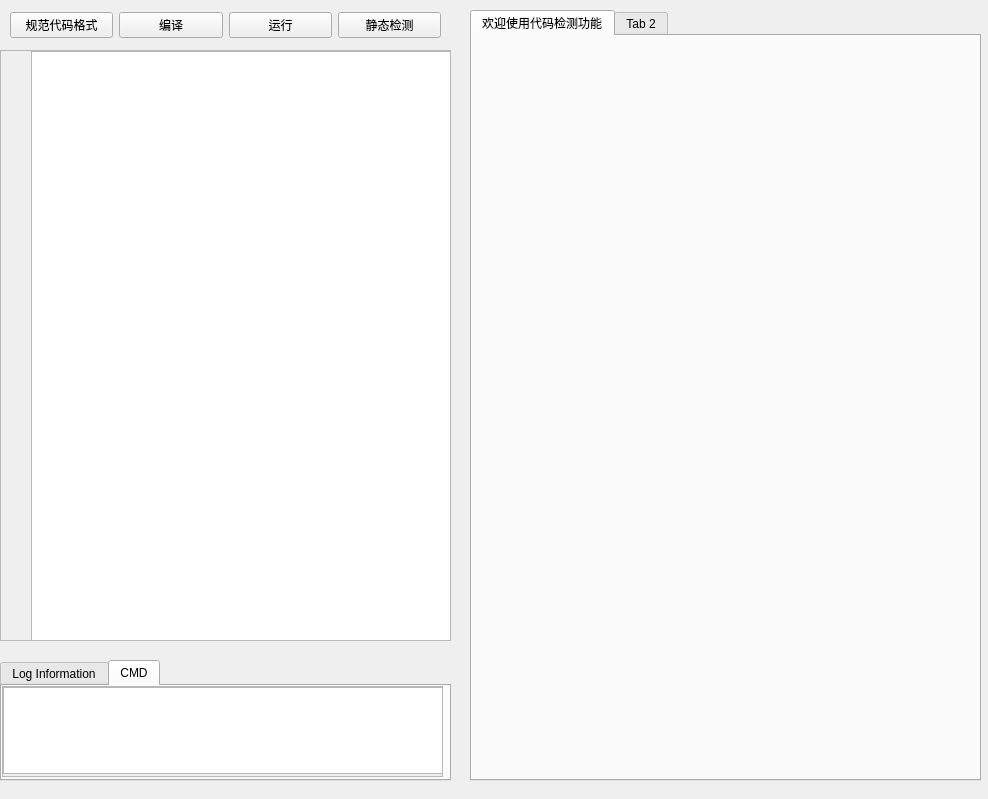
The window that UI/extentDetect/MutiWidget.ui (Whitepinkwolf/Code-Reviewer-Porject) describes before a commit, drawn with Qt 5.
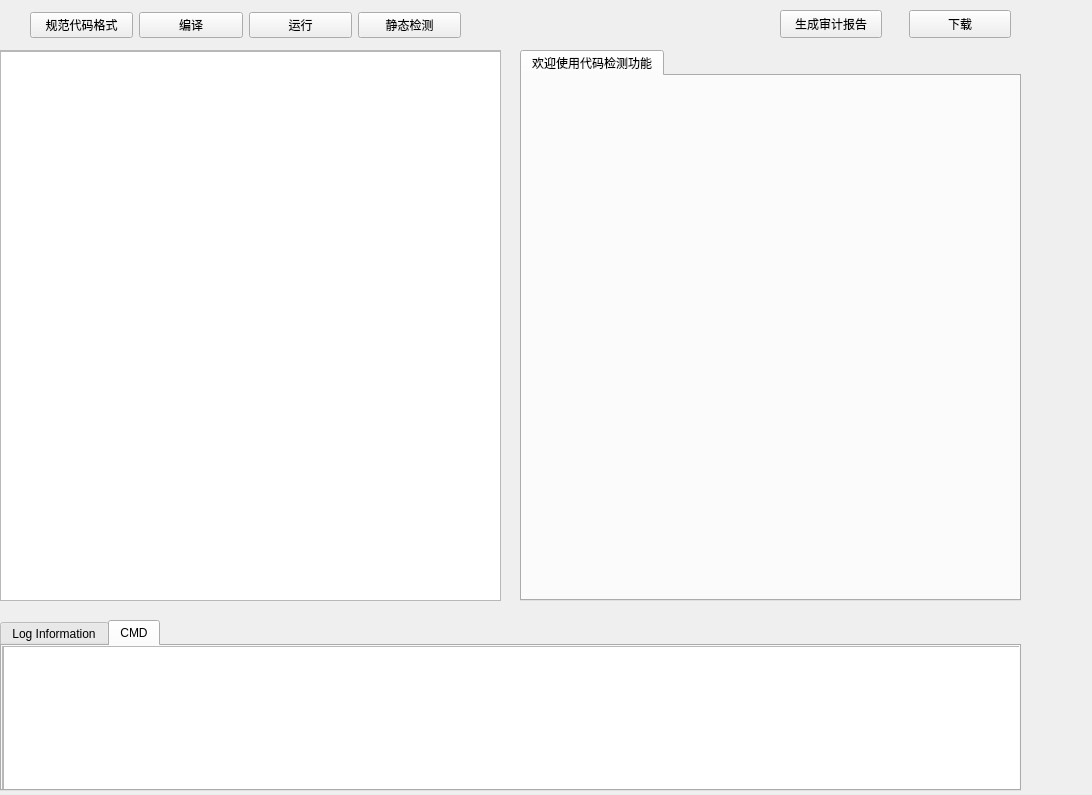
The same window after the commit. The open tabs and pages were chosen to show the change. Custom widgets are drawn as their Qt base class.

The edit to the form file:
```diff
--- a/UI/extentDetect/MutiWidget.ui
+++ b/UI/extentDetect/MutiWidget.ui
@@ -6,8 +6,8 @@
    <rect>
     <x>0</x>
     <y>0</y>
-    <width>988</width>
-    <height>799</height>
+    <width>1092</width>
+    <height>795</height>
    </rect>
   </property>
   <property name="windowTitle">
@@ -18,8 +18,8 @@
     <rect>
      <x>0</x>
      <y>50</y>
-     <width>451</width>
-     <height>591</height>
+     <width>501</width>
+     <height>551</height>
     </rect>
    </property>
    <property name="widgetResizable">
@@ -30,17 +30,17 @@
      <rect>
       <x>0</x>
       <y>0</y>
-      <width>449</width>
-      <height>589</height>
+      <width>499</width>
+      <height>549</height>
      </rect>
     </property>
     <widget class="NewCodeEditor" name="CodeEditor">
      <property name="geometry">
       <rect>
-       <x>30</x>
+       <x>-10</x>
        <y>0</y>
-       <width>421</width>
-       <height>591</height>
+       <width>511</width>
+       <height>551</height>
       </rect>
      </property>
     </widget>
@@ -49,10 +49,10 @@
   <widget class="QTabWidget" name="detectWidget">
    <property name="geometry">
     <rect>
-     <x>470</x>
-     <y>10</y>
-     <width>511</width>
-     <height>771</height>
+     <x>520</x>
+     <y>50</y>
+     <width>501</width>
+     <height>551</height>
     </rect>
    </property>
    <property name="currentIndex">
@@ -63,16 +63,11 @@
      <string>欢迎使用代码检测功能</string>
     </attribute>
    </widget>
-   <widget class="QWidget" name="tab_4">
-    <attribute name="title">
-     <string>Tab 2</string>
-    </attribute>
-   </widget>
   </widget>
   <widget class="QWidget" name="horizontalLayoutWidget">
    <property name="geometry">
     <rect>
-     <x>10</x>
+     <x>30</x>
      <y>0</y>
      <width>431</width>
      <height>51</height>
@@ -113,9 +108,9 @@
    <property name="geometry">
     <rect>
      <x>0</x>
-     <y>660</y>
-     <width>451</width>
-     <height>121</height>
+     <y>620</y>
+     <width>1021</width>
+     <height>171</height>
     </rect>
    </property>
    <property name="currentIndex">
@@ -168,8 +163,8 @@
       <rect>
        <x>0</x>
        <y>0</y>
-       <width>441</width>
-       <height>91</height>
+       <width>1021</width>
+       <height>161</height>
       </rect>
      </property>
      <property name="widgetResizable">
@@ -180,17 +175,17 @@
        <rect>
         <x>0</x>
         <y>0</y>
-        <width>439</width>
-        <height>89</height>
+        <width>1019</width>
+        <height>159</height>
        </rect>
       </property>
       <widget class="CmdTextEdit" name="te_cmd">
        <property name="geometry">
         <rect>
          <x>0</x>
-         <y>0</y>
-         <width>441</width>
-         <height>87</height>
+         <y>-4</y>
+         <width>1021</width>
+         <height>161</height>
         </rect>
        </property>
       </widget>
@@ -198,6 +193,32 @@
     </widget>
    </widget>
   </widget>
+  <widget class="QPushButton" name="pb_download">
+   <property name="geometry">
+    <rect>
+     <x>909</x>
+     <y>10</y>
+     <width>102</width>
+     <height>28</height>
+    </rect>
+   </property>
+   <property name="text">
+    <string>下载</string>
+   </property>
+  </widget>
+  <widget class="QPushButton" name="pb_generate">
+   <property name="geometry">
+    <rect>
+     <x>780</x>
+     <y>10</y>
+     <width>102</width>
+     <height>28</height>
+    </rect>
+   </property>
+   <property name="text">
+    <string>生成审计报告</string>
+   </property>
+  </widget>
  </widget>
  <customwidgets>
   <customwidget>
```
Left out of the diff: 14 changed lines with no effect on the pictures.
